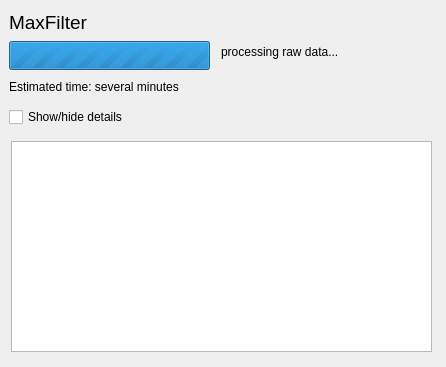
Old version of the form hoksotin/ui/qt4Designer/maxFilterComputeDialog.ui in the repository cibr-jyu/meggie.
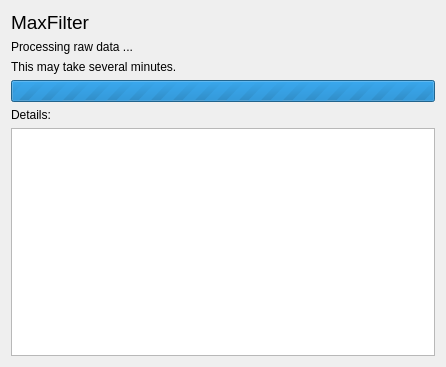
New version of the form.

Diff of the .ui file:
```diff
--- a/hoksotin/ui/qt4Designer/maxFilterComputeDialog.ui
+++ b/hoksotin/ui/qt4Designer/maxFilterComputeDialog.ui
@@ -17,7 +17,7 @@
    </rect>
   </property>
   <property name="sizePolicy">
-   <sizepolicy hsizetype="Preferred" vsizetype="Preferred">
+   <sizepolicy hsizetype="Preferred" vsizetype="Minimum">
     <horstretch>0</horstretch>
     <verstretch>0</verstretch>
    </sizepolicy>
@@ -31,15 +31,9 @@
   <property name="modal">
    <bool>false</bool>
   </property>
+  <layout class="QVBoxLayout" name="verticalLayout">
+   <item>
   <widget class="QLabel" name="label">
-   <property name="geometry">
-    <rect>
-     <x>9</x>
-     <y>9</y>
-     <width>79</width>
-     <height>26</height>
-    </rect>
-   </property>
    <property name="font">
     <font>
      <pointsize>14</pointsize>
@@ -49,15 +43,60 @@
     <string>MaxFilter</string>
    </property>
   </widget>
+   </item>
+   <item>
+    <widget class="QLabel" name="label_3">
+     <property name="text">
+      <string>&lt;html&gt;&lt;head/&gt;&lt;body&gt;&lt;p&gt;Processing raw data ...&lt;/p&gt;&lt;/body&gt;&lt;/html&gt;</string>
+     </property>
+    </widget>
+   </item>
+   <item>
+    <widget class="QLabel" name="label_2">
+     <property name="palette">
+      <palette>
+       <active>
+        <colorrole role="Base">
+         <brush brushstyle="SolidPattern">
+          <color alpha="255">
+           <red>255</red>
+           <green>248</green>
+           <blue>29</blue>
+          </color>
+         </brush>
+        </colorrole>
+       </active>
+       <inactive>
+        <colorrole role="Base">
+         <brush brushstyle="SolidPattern">
+          <color alpha="255">
+           <red>255</red>
+           <green>248</green>
+           <blue>29</blue>
+          </color>
+         </brush>
+        </colorrole>
+       </inactive>
+       <disabled>
+        <colorrole role="Base">
+         <brush brushstyle="SolidPattern">
+          <color alpha="255">
+           <red>255</red>
+           <green>255</green>
+           <blue>255</blue>
+          </color>
+         </brush>
+        </colorrole>
+       </disabled>
+      </palette>
+     </property>
+     <property name="text">
+      <string>This may take several minutes.</string>
+     </property>
+    </widget>
+   </item>
+   <item>
   <widget class="QProgressBar" name="progressBar">
-   <property name="geometry">
-    <rect>
-     <x>9</x>
-     <y>41</y>
-     <width>201</width>
-     <height>29</height>
-    </rect>
-   </property>
    <property name="minimum">
     <number>0</number>
    </property>
@@ -71,76 +110,16 @@
     <bool>true</bool>
    </property>
   </widget>
-  <widget class="QLabel" name="label_2">
-   <property name="geometry">
-    <rect>
-     <x>9</x>
-     <y>76</y>
-     <width>206</width>
-     <height>21</height>
-    </rect>
-   </property>
-   <property name="text">
-    <string>Estimated time: several minutes</string>
-   </property>
-  </widget>
-  <widget class="QLabel" name="label_3">
-   <property name="geometry">
-    <rect>
-     <x>221</x>
-     <y>41</y>
-     <width>143</width>
-     <height>21</height>
-    </rect>
-   </property>
-   <property name="text">
-    <string>processing raw data...</string>
-   </property>
-  </widget>
-  <widget class="QWidget" name="horizontalLayoutWidget">
-   <property name="geometry">
-    <rect>
-     <x>9</x>
-     <y>103</y>
-     <width>192</width>
-     <height>28</height>
-    </rect>
-   </property>
-   <layout class="QHBoxLayout" name="horizontalLayout">
+   </item>
     <item>
-     <widget class="QCheckBox" name="checkBox">
+    <widget class="QLabel" name="label_4">
       <property name="text">
-       <string>Show/hide details</string>
-      </property>
-      <property name="checked">
-       <bool>false</bool>
-      </property>
+      <string>Details:</string>
+     </property>
      </widget>
     </item>
     <item>
-     <spacer name="horizontalSpacer_2">
-      <property name="orientation">
-       <enum>Qt::Horizontal</enum>
-      </property>
-      <property name="sizeHint" stdset="0">
-       <size>
-        <width>40</width>
-        <height>20</height>
-       </size>
-      </property>
-     </spacer>
-    </item>
-   </layout>
-  </widget>
   <widget class="QListView" name="listView">
-   <property name="geometry">
-    <rect>
-     <x>11</x>
-     <y>141</y>
-     <width>421</width>
-     <height>211</height>
-    </rect>
-   </property>
    <property name="inputMethodHints">
     <set>Qt::ImhNone</set>
    </property>
@@ -148,6 +127,8 @@
     <bool>false</bool>
    </property>
   </widget>
+   </item>
+  </layout>
  </widget>
  <resources/>
  <connections>
```
Left out of the diff: 19 changed lines with no effect on the pictures. Lines whose indentation alone changed are shown as unchanged.
